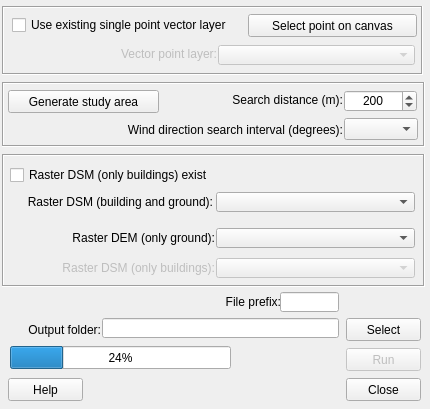
First picture: the form in ImageMorphParmsPoint/imagemorphparmspoint_v1_dialog_base.ui, repository UMEP-dev/UMEP, before the edit.
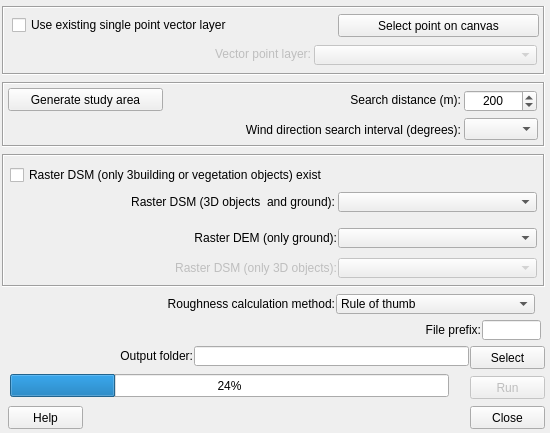
Second picture: the form after the edit.

Patch:
```diff
--- a/ImageMorphParmsPoint/imagemorphparmspoint_v1_dialog_base.ui
+++ b/ImageMorphParmsPoint/imagemorphparmspoint_v1_dialog_base.ui
@@ -9,14 +9,20 @@
    <rect>
     <x>0</x>
     <y>0</y>
-    <width>430</width>
-    <height>409</height>
+    <width>550</width>
+    <height>433</height>
    </rect>
   </property>
+  <property name="sizePolicy">
+   <sizepolicy hsizetype="Preferred" vsizetype="Preferred">
+    <horstretch>0</horstretch>
+    <verstretch>0</verstretch>
+   </sizepolicy>
+  </property>
   <property name="maximumSize">
    <size>
-    <width>430</width>
-    <height>410</height>
+    <width>550</width>
+    <height>460</height>
    </size>
   </property>
   <property name="windowTitle">
@@ -28,8 +34,8 @@
    </property>
    <property name="geometry">
     <rect>
-     <x>346</x>
-     <y>348</y>
+     <x>470</x>
+     <y>376</y>
      <width>75</width>
      <height>23</height>
     </rect>
@@ -42,8 +48,8 @@
    <property name="geometry">
     <rect>
      <x>10</x>
-     <y>346</y>
-     <width>221</width>
+     <y>374</y>
+     <width>439</width>
      <height>23</height>
     </rect>
    </property>
@@ -54,8 +60,8 @@
   <widget class="QPushButton" name="pushButtonSave">
    <property name="geometry">
     <rect>
-     <x>346</x>
-     <y>318</y>
+     <x>470</x>
+     <y>346</y>
      <width>75</width>
      <height>23</height>
     </rect>
@@ -67,9 +73,9 @@
   <widget class="QLabel" name="label_5">
    <property name="geometry">
     <rect>
-     <x>8</x>
-     <y>322</y>
-     <width>93</width>
+     <x>10</x>
+     <y>348</y>
+     <width>183</width>
      <height>16</height>
     </rect>
    </property>
@@ -83,9 +89,9 @@
   <widget class="QLineEdit" name="textOutput">
    <property name="geometry">
     <rect>
-     <x>102</x>
-     <y>318</y>
-     <width>237</width>
+     <x>194</x>
+     <y>346</y>
+     <width>275</width>
      <height>20</height>
     </rect>
    </property>
@@ -95,7 +101,7 @@
     <rect>
      <x>2</x>
      <y>154</y>
-     <width>423</width>
+     <width>543</width>
      <height>133</height>
     </rect>
    </property>
@@ -111,7 +117,7 @@
     </property>
     <property name="geometry">
      <rect>
-      <x>214</x>
+      <x>336</x>
       <y>104</y>
       <width>199</width>
       <height>20</height>
@@ -123,12 +129,12 @@
      <rect>
       <x>4</x>
       <y>40</y>
-      <width>207</width>
+      <width>329</width>
       <height>16</height>
      </rect>
     </property>
     <property name="text">
-     <string>Raster DSM (building and ground):</string>
+     <string>Raster DSM (3D objects  and ground):</string>
     </property>
     <property name="alignment">
      <set>Qt::AlignRight|Qt::AlignTrailing|Qt::AlignVCenter</set>
@@ -145,12 +151,12 @@
      <rect>
       <x>10</x>
       <y>106</y>
-      <width>203</width>
+      <width>325</width>
       <height>16</height>
      </rect>
     </property>
     <property name="text">
-     <string>Raster DSM (only buildings):</string>
+     <string>Raster DSM (only 3D objects):</string>
     </property>
     <property name="alignment">
      <set>Qt::AlignRight|Qt::AlignTrailing|Qt::AlignVCenter</set>
@@ -162,7 +168,7 @@
    <widget class="QComboBox" name="comboBox_DSMbuildground">
     <property name="geometry">
      <rect>
-      <x>214</x>
+      <x>336</x>
       <y>38</y>
       <width>199</width>
       <height>20</height>
@@ -174,7 +180,7 @@
      <rect>
       <x>4</x>
       <y>76</y>
-      <width>209</width>
+      <width>331</width>
       <height>16</height>
      </rect>
     </property>
@@ -191,7 +197,7 @@
    <widget class="QComboBox" name="comboBox_DEM">
     <property name="geometry">
      <rect>
-      <x>214</x>
+      <x>336</x>
       <y>74</y>
       <width>199</width>
       <height>20</height>
@@ -203,7 +209,7 @@
      <rect>
       <x>8</x>
       <y>12</y>
-      <width>329</width>
+      <width>437</width>
       <height>18</height>
      </rect>
     </property>
@@ -211,7 +217,7 @@
      <enum>Qt::LeftToRight</enum>
     </property>
     <property name="text">
-     <string>Raster DSM (only buildings) exist</string>
+     <string>Raster DSM (only 3building or vegetation objects) exist</string>
     </property>
    </widget>
   </widget>
@@ -221,8 +227,8 @@
    </property>
    <property name="geometry">
     <rect>
-     <x>346</x>
-     <y>378</y>
+     <x>470</x>
+     <y>406</y>
      <width>75</width>
      <height>23</height>
     </rect>
@@ -235,7 +241,7 @@
    <property name="geometry">
     <rect>
      <x>8</x>
-     <y>378</y>
+     <y>406</y>
      <width>75</width>
      <height>23</height>
     </rect>
@@ -249,7 +255,7 @@
     <rect>
      <x>2</x>
      <y>6</y>
-     <width>421</width>
+     <width>543</width>
      <height>69</height>
     </rect>
    </property>
@@ -264,7 +270,7 @@
      <rect>
       <x>10</x>
       <y>10</y>
-      <width>239</width>
+      <width>325</width>
       <height>18</height>
      </rect>
     </property>
@@ -281,9 +287,9 @@
     </property>
     <property name="geometry">
      <rect>
-      <x>216</x>
+      <x>312</x>
       <y>39</y>
-      <width>197</width>
+      <width>223</width>
       <height>20</height>
      </rect>
     </property>
@@ -298,9 +304,9 @@
    <widget class="QPushButton" name="selectpoint">
     <property name="geometry">
      <rect>
-      <x>246</x>
+      <x>336</x>
       <y>8</y>
-      <width>169</width>
+      <width>201</width>
       <height>23</height>
      </rect>
     </property>
@@ -325,7 +331,7 @@
      <rect>
       <x>90</x>
       <y>40</y>
-      <width>125</width>
+      <width>219</width>
       <height>16</height>
      </rect>
     </property>
@@ -345,7 +351,7 @@
     <rect>
      <x>2</x>
      <y>82</y>
-     <width>423</width>
+     <width>543</width>
      <height>65</height>
     </rect>
    </property>
@@ -358,9 +364,9 @@
    <widget class="QLabel" name="label_8">
     <property name="geometry">
      <rect>
-      <x>64</x>
+      <x>18</x>
       <y>40</y>
-      <width>277</width>
+      <width>441</width>
       <height>16</height>
      </rect>
     </property>
@@ -375,8 +381,8 @@
     <property name="geometry">
      <rect>
       <x>6</x>
-      <y>8</y>
-      <width>151</width>
+      <y>6</y>
+      <width>155</width>
       <height>23</height>
      </rect>
     </property>
@@ -396,7 +402,7 @@
    <widget class="QSpinBox" name="spinBox">
     <property name="geometry">
      <rect>
-      <x>342</x>
+      <x>462</x>
       <y>8</y>
       <width>73</width>
       <height>22</height>
@@ -421,9 +427,9 @@
    <widget class="QLabel" name="label">
     <property name="geometry">
      <rect>
-      <x>150</x>
+      <x>186</x>
       <y>10</y>
-      <width>191</width>
+      <width>273</width>
       <height>16</height>
      </rect>
     </property>
@@ -437,7 +443,7 @@
    <widget class="QComboBox" name="degreeBox">
     <property name="geometry">
      <rect>
-      <x>342</x>
+      <x>462</x>
       <y>36</y>
       <width>74</width>
       <height>22</height>
@@ -448,8 +454,8 @@
   <widget class="QLabel" name="label_9">
    <property name="geometry">
     <rect>
-     <x>166</x>
-     <y>294</y>
+     <x>366</x>
+     <y>322</y>
      <width>115</width>
      <height>16</height>
     </rect>
@@ -464,13 +470,72 @@
   <widget class="QLineEdit" name="textOutput_prefix">
    <property name="geometry">
     <rect>
-     <x>280</x>
-     <y>292</y>
+     <x>482</x>
+     <y>320</y>
      <width>59</width>
      <height>20</height>
     </rect>
    </property>
   </widget>
+  <widget class="QComboBox" name="comboBox_Roughness">
+   <property name="geometry">
+    <rect>
+     <x>336</x>
+     <y>294</y>
+     <width>199</width>
+     <height>20</height>
+    </rect>
+   </property>
+   <item>
+    <property name="text">
+     <string>Rule of thumb</string>
+    </property>
+   </item>
+   <item>
+    <property name="text">
+     <string>Raupach (1994/95)</string>
+    </property>
+   </item>
+   <item>
+    <property name="text">
+     <string>Simplified Bottema (1995)</string>
+    </property>
+   </item>
+   <item>
+    <property name="text">
+     <string>MacDonald et al. (1998)</string>
+    </property>
+   </item>
+   <item>
+    <property name="text">
+     <string>Millward-Hopkins et al. (2011)</string>
+    </property>
+   </item>
+   <item>
+    <property name="text">
+     <string>Kanda et al. (2013)</string>
+    </property>
+   </item>
+  </widget>
+  <widget class="QLabel" name="label_7">
+   <property name="geometry">
+    <rect>
+     <x>4</x>
+     <y>296</y>
+     <width>331</width>
+     <height>16</height>
+    </rect>
+   </property>
+   <property name="text">
+    <string>Roughness calculation method:</string>
+   </property>
+   <property name="alignment">
+    <set>Qt::AlignRight|Qt::AlignTrailing|Qt::AlignVCenter</set>
+   </property>
+   <property name="buddy">
+    <cstring>comboBox_DEM</cstring>
+   </property>
+  </widget>
   <zorder>frame</zorder>
   <zorder>runButton</zorder>
   <zorder>progressBar</zorder>
```
Left out of the diff: 2 changed lines with no effect on the pictures.
